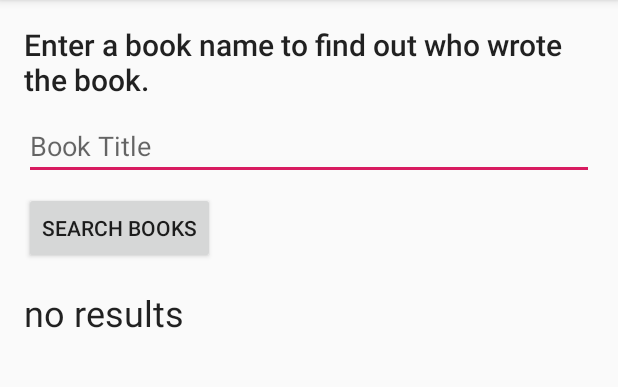
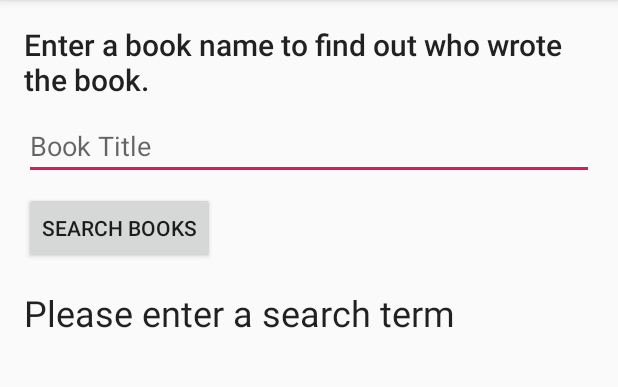
Before and after one commit to gitGreene/GoogleBooksAPIPractice, an Android app: the screen it shows after launch (MainActivity), after a tap on "SEARCH BOOKS", on a phone screen of 412 x 824 dp, the part 84-471 px from its top. Run offline under Robolectric (Android 15) with nearby library versions, the phone set to English and light mode, and no system bars.

Commit message:
Day 047 of 100DoCC

```diff
--- a/app/src/main/java/co/codemaestro/googlebooksapi_practice/MainActivity.java
+++ b/app/src/main/java/co/codemaestro/googlebooksapi_practice/MainActivity.java
@@ -1,8 +1,12 @@
 package co.codemaestro.googlebooksapi_practice;
 
+import android.content.Context;
+import android.net.ConnectivityManager;
+import android.net.NetworkInfo;
 import android.support.v7.app.AppCompatActivity;
 import android.os.Bundle;
 import android.view.View;
+import android.view.inputmethod.InputMethodManager;
 import android.widget.EditText;
 import android.widget.TextView;
 
@@ -27,7 +31,32 @@ public class MainActivity extends AppCompatActivity {
     public void searchBooks(View view) {
 
         String queuryString = mBookInput.getText().toString();
-        new FetchBook(mTitleText, mAuthorText).execute(queuryString);
+        InputMethodManager inputManager = (InputMethodManager) getSystemService(Context.INPUT_METHOD_SERVICE);
+
+        if(inputManager != null) {
+            inputManager.hideSoftInputFromWindow(view.getWindowToken(), InputMethodManager.HIDE_NOT_ALWAYS);
+        }
+
+        ConnectivityManager connectivityManager = (ConnectivityManager)
+            getSystemService(Context.CONNECTIVITY_SERVICE);
+        NetworkInfo networkInfo = null;
+        if(connectivityManager != null) {
+            networkInfo = connectivityManager.getActiveNetworkInfo();
+        }
+
+        if(networkInfo != null && networkInfo.isConnected() && queuryString.length() != 0) {
+            new FetchBook(mTitleText, mAuthorText).execute(queuryString);
+            mAuthorText.setText("");
+            mTitleText.setText(R.string.loading);
+        } else {
+            if(queuryString.length() == 0) {
+                mAuthorText.setText("");
+                mTitleText.setText(R.string.no_search_term);
+            } else {
+                mAuthorText.setText("");
+                mTitleText.setText(R.string.no_network);
+            }
+        }
 
     }
 }
--- a/app/src/main/res/values/strings.xml
+++ b/app/src/main/res/values/strings.xml
@@ -4,4 +4,7 @@
     <string name="button_text">Search Books</string>
     <string name="input_hint">Book Title</string>
     <string name="no_results">no results</string>
+    <string name="loading">loading</string>
+    <string name="no_search_term">Please enter a search term</string>
+    <string name="no_network">Please check your network connection and try again.</string>
 </resources>
```
